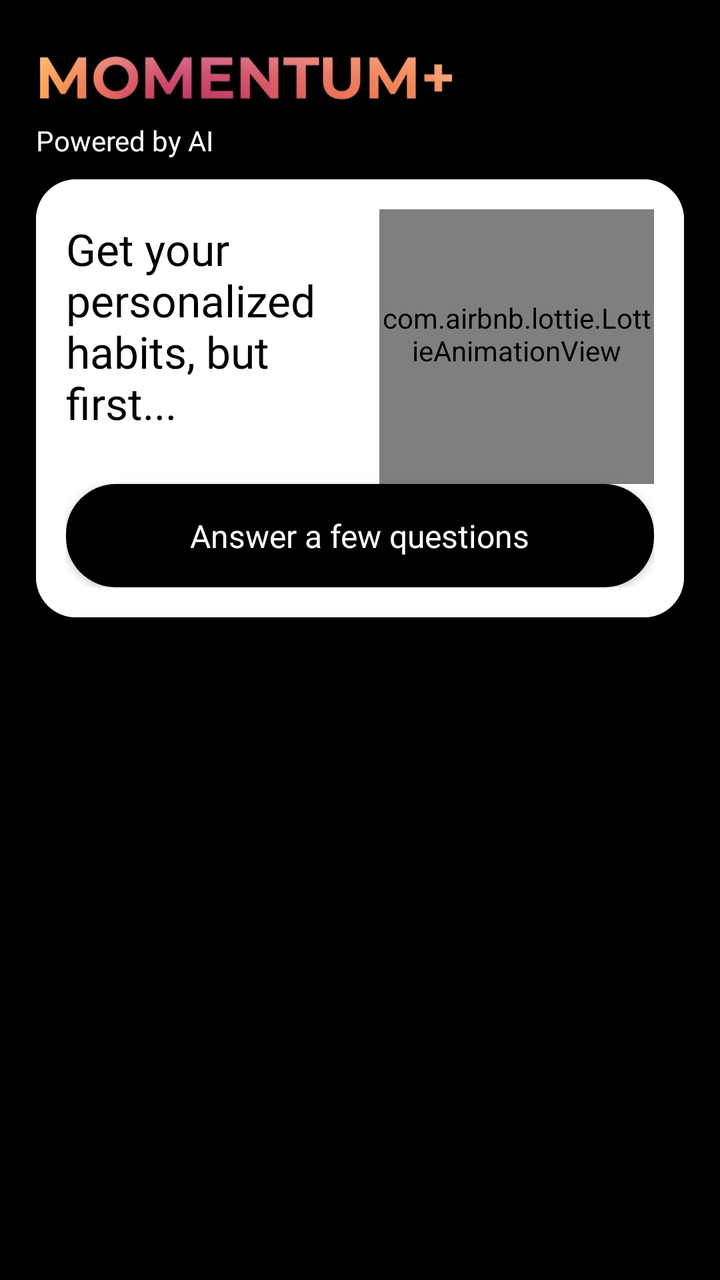
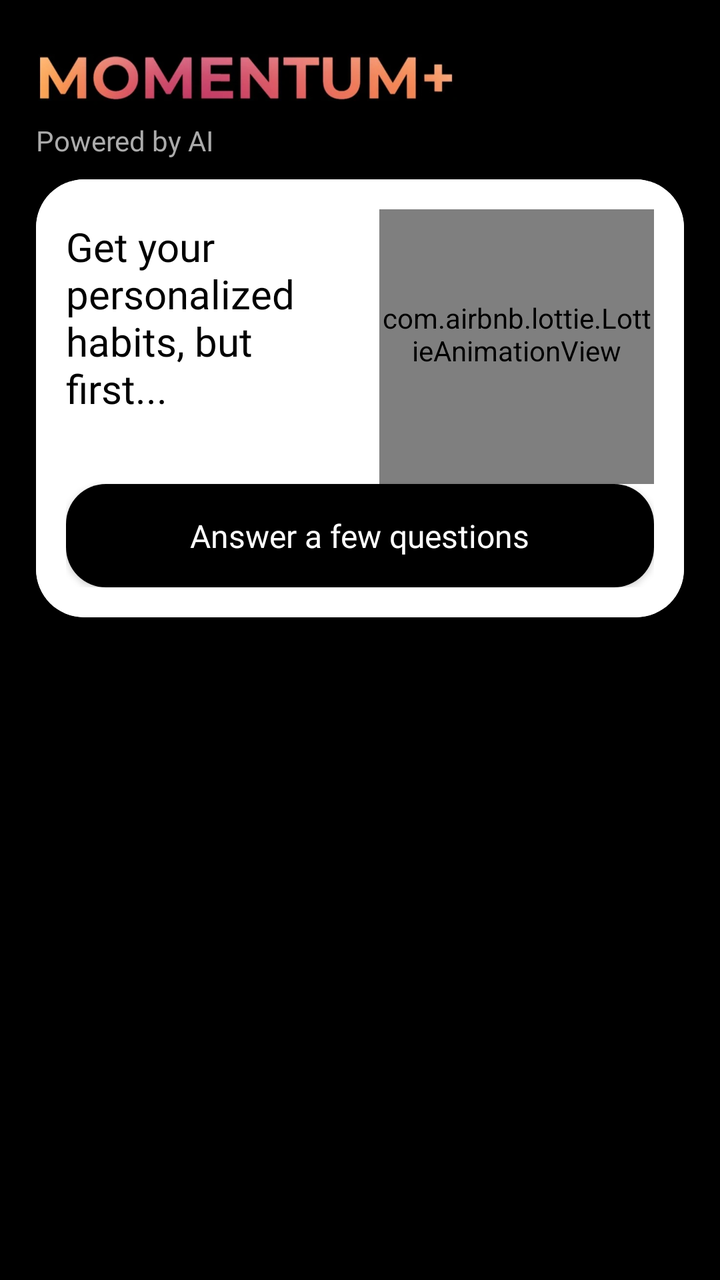

Two renders of the same Android screen: before a commit and after it. Below are the layout's source before the change and the commit's diff.
<!-- AndroidManifest.xml: application theme Theme.Habits -->
<!-- res/layout/activity_ai.xml -->
<?xml version="1.0" encoding="utf-8"?>
<RelativeLayout xmlns:android="http://schemas.android.com/apk/res/android"
    xmlns:app="http://schemas.android.com/apk/res-auto"
    xmlns:tools="http://schemas.android.com/tools"
    android:id="@+id/main"
    android:layout_width="match_parent"
    android:layout_height="match_parent"
    android:background="@color/black"
    tools:context=".AiActivity">

    <com.airbnb.lottie.LottieAnimationView
        android:id="@+id/loading"
        android:layout_width="match_parent"
        android:layout_height="150dp"
        android:visibility="gone"
        android:layout_centerInParent="true"
        app:lottie_autoPlay="true"
        app:lottie_loop="true"
        app:lottie_rawRes="@raw/lottie_load" />

    <ScrollView
        android:layout_width="match_parent"
        android:layout_height="wrap_content"
        android:scrollbars="none">

        <RelativeLayout
            android:layout_width="match_parent"
            android:layout_height="wrap_content">

            <ImageView
                android:id="@+id/img"
                android:layout_width="250dp"
                android:layout_height="90dp"
                android:layout_marginTop="-5dp"
                android:src="@drawable/momentum" />

            <TextView
                android:id="@+id/ai_txt"
                android:layout_width="wrap_content"
                android:layout_height="wrap_content"
                android:layout_below="@id/img"
                android:layout_marginStart="18dp"
                android:layout_marginTop="-25dp"
                android:fontFamily="@font/google_sans_regular"
                android:text="Powered by AI"
                android:textColor="@color/white" />

            
            <com.google.android.material.card.MaterialCardView
                android:id="@+id/questions_card"
                android:layout_width="match_parent"
                android:layout_height="wrap_content"
                android:layout_below="@id/ai_txt"
                android:layout_marginHorizontal="18dp"
                android:layout_marginTop="10dp"
                android:visibility="visible"
                app:cardCornerRadius="20dp">

                <LinearLayout
                    android:layout_width="match_parent"
                    android:layout_height="match_parent"
                    android:background="@color/white"
                    android:orientation="vertical"
                    android:padding="15dp">

                    <LinearLayout
                        android:layout_width="match_parent"
                        android:layout_height="wrap_content"
                        android:background="@color/white"
                        android:orientation="horizontal"
                        android:weightSum="2">

                        <TextView
                            android:layout_width="match_parent"
                            android:layout_height="wrap_content"
                            android:layout_marginTop="5dp"
                            android:layout_marginEnd="10dp"
                            android:layout_weight="1.1"
                            android:fontFamily="@font/google_sans_regular"
                            android:text="Get your personalized habits, but first..."
                            android:textColor="@color/black"
                            android:textSize="22sp" />

                        <com.airbnb.lottie.LottieAnimationView
                            android:layout_width="250dp"
                            android:layout_height="150dp"
                            android:layout_marginTop="-13dp"
                            android:layout_weight="0.9"
                            app:lottie_autoPlay="true"
                            app:lottie_loop="true"
                            app:lottie_rawRes="@raw/ai_robot" />

                    </LinearLayout>

                    <com.google.android.material.card.MaterialCardView
                        android:id="@+id/answer_btn"
                        android:layout_width="match_parent"
                        android:layout_height="wrap_content"
                        app:cardCornerRadius="25dp">

                        <RelativeLayout
                            android:layout_width="match_parent"
                            android:layout_height="match_parent"
                            android:background="@color/black"
                            android:gravity="center"
                            android:padding="15dp">

                            <TextView
                                android:layout_width="wrap_content"
                                android:layout_height="wrap_content"
                                android:fontFamily="@font/google_sans_regular"
                                android:text="Answer a few questions"
                                android:textColor="@color/white"
                                android:textSize="16sp" />

                        </RelativeLayout>

                    </com.google.android.material.card.MaterialCardView>

                </LinearLayout>

            </com.google.android.material.card.MaterialCardView>

            
            <LinearLayout
                android:id="@+id/free_prompt_layout"
                android:layout_width="match_parent"
                android:layout_height="wrap_content"
                android:layout_below="@id/questions_card"
                android:layout_marginHorizontal="18dp"
                android:layout_marginTop="15dp"
                android:orientation="vertical"
                android:visibility="gone">

                <TextView
                    android:layout_width="wrap_content"
                    android:layout_height="wrap_content"
                    android:fontFamily="@font/google_sans_regular"
                    android:text="Or just describe what you want to work on"
                    android:textColor="@color/white"
                    android:textSize="16sp" />

                <com.google.android.material.textfield.TextInputLayout
                    android:layout_width="match_parent"
                    android:layout_height="wrap_content"
                    android:layout_marginTop="10dp">

                    <com.google.android.material.textfield.TextInputEditText
                        android:id="@+id/free_prompt_input"
                        android:layout_width="match_parent"
                        android:layout_height="wrap_content"
                        android:fontFamily="@font/google_sans_regular"
                        android:gravity="top"
                        android:hint="e.g. I want to be healthier and more focused"
                        android:inputType="textMultiLine"
                        android:minLines="3"
                        android:textColor="@color/white"
                        android:textColorHint="@color/secondary_text"
                        android:textSize="16sp" />

                </com.google.android.material.textfield.TextInputLayout>

                <com.google.android.material.card.MaterialCardView
                    android:id="@+id/generate_btn"
                    android:layout_width="match_parent"
                    android:layout_height="wrap_content"
                    android:layout_marginTop="10dp"
                    app:cardCornerRadius="25dp">

                    <RelativeLayout
                        android:layout_width="match_parent"
                        android:layout_height="match_parent"
                        android:background="@color/white"
                        android:gravity="center"
                        android:padding="15dp">

                        <TextView
                            android:layout_width="wrap_content"
                            android:layout_height="wrap_content"
                            android:fontFamily="@font/google_sans_regular"
                            android:text="Suggest habits"
                            android:textColor="@color/black"
                            android:textSize="16sp" />

                    </RelativeLayout>

                </com.google.android.material.card.MaterialCardView>

            </LinearLayout>

            <LinearLayout
                android:id="@+id/reply_layout"
                android:layout_width="match_parent"
                android:layout_height="wrap_content"
                android:layout_below="@id/free_prompt_layout"
                android:layout_marginHorizontal="20dp"
                android:layout_marginTop="10dp"
                android:orientation="vertical"
                android:visibility="gone">

                <TextView
                    android:layout_width="wrap_content"
                    android:layout_height="wrap_content"
                    android:fontFamily="@font/google_sans_bold"
                    android:text="AI Recommended Habits"
                    android:textColor="@color/white"
                    android:textSize="16sp" />

                <androidx.recyclerview.widget.RecyclerView
                    android:id="@+id/ai_reply_rv"
                    android:layout_width="match_parent"
                    android:layout_height="wrap_content"
                    android:layout_marginTop="10dp" />

                <com.google.android.material.card.MaterialCardView
                    android:id="@+id/add_to_habits_card"
                    android:layout_width="match_parent"
                    android:layout_height="wrap_content"
                    android:layout_marginTop="10dp"
                    app:cardCornerRadius="32dp">

                    <RelativeLayout
                        android:layout_width="match_parent"
                        android:layout_height="match_parent"
                        android:background="@color/white"
                        android:gravity="center"
                        android:paddingHorizontal="15dp"
                        android:paddingVertical="18dp">

                        <TextView
                            android:layout_width="wrap_content"
                            android:layout_height="wrap_content"
                            android:fontFamily="@font/google_sans_regular"
                            android:text="Add to habits"
                            android:textColor="@color/black"
                            android:textSize="20sp" />

                    </RelativeLayout>

                </com.google.android.material.card.MaterialCardView>

                <TextView
                    android:layout_width="wrap_content"
                    android:layout_height="wrap_content"
                    android:layout_gravity="center_horizontal"
                    android:layout_marginTop="5dp"
                    android:fontFamily="@font/google_sans_regular"
                    android:text="Or tap each habit to add them"
                    android:textColor="@color/white"
                    android:textSize="15sp" />

                <com.google.android.material.card.MaterialCardView
                    android:id="@+id/clear_btn"
                    android:layout_width="match_parent"
                    android:layout_height="wrap_content"
                    android:layout_marginHorizontal="20dp"
                    android:layout_marginTop="10dp"
                    app:cardCornerRadius="25dp">

                    <RelativeLayout
                        android:layout_width="match_parent"
                        android:layout_height="match_parent"
                        android:background="@color/streak_yellow"
                        android:gravity="center"
                        android:padding="15dp">

                        <TextView
                            android:layout_width="wrap_content"
                            android:layout_height="wrap_content"
                            android:fontFamily="@font/google_sans_regular"
                            android:text="Clear all"
                            android:textColor="@color/black"
                            android:textSize="15sp" />

                    </RelativeLayout>

                </com.google.android.material.card.MaterialCardView>

            </LinearLayout>

        </RelativeLayout>

    </ScrollView>

</RelativeLayout>
<!-- resources referenced by this layout -->
<resources>
  <color name="black">#FF000000</color>
  <color name="secondary_text">#ABABAB</color>
  <color name="streak_yellow">#fff4b2</color>
  <color name="white">#FFFFFFFF</color>
  <!-- drawable momentum: webp bitmap (drawable, 7662 bytes) -->
  <style name="Theme.Habits" parent="Base.Theme.Habits" />
  <style name="Base.Theme.Habits" parent="Theme.Material3.DayNight.NoActionBar">
          
          
          <item name="materialCardViewStyle">@style/Widget.Momentum.Card</item>
      </style>
  <style name="Widget.Momentum.Card" parent="Widget.Material3.CardView.Elevated">
          <item name="cardBackgroundColor">#FFFFFFFF</item>
          <item name="cardElevation">2dp</item>
      </style>
</resources>

<!-- the commit's change to res/layout/activity_ai.xml (unified diff, before → after) -->
@@ -43,7 +43,8 @@
                 android:layout_marginTop="-25dp"
                 android:fontFamily="@font/google_sans_regular"
                 android:text="Powered by AI"
-                android:textColor="@color/white" />
+                android:textColor="@color/secondary_text"
+                android:textSize="14sp" />
 
             
             <com.google.android.material.card.MaterialCardView
@@ -54,7 +55,8 @@
                 android:layout_marginHorizontal="18dp"
                 android:layout_marginTop="10dp"
                 android:visibility="visible"
-                app:cardCornerRadius="20dp">
+                android:foreground="?attr/selectableItemBackground"
+                app:cardCornerRadius="24dp">
 
                 <LinearLayout
                     android:layout_width="match_parent"
@@ -79,7 +81,7 @@
                             android:fontFamily="@font/google_sans_regular"
                             android:text="Get your personalized habits, but first..."
                             android:textColor="@color/black"
-                            android:textSize="22sp" />
+                            android:textSize="20sp" />
 
                         <com.airbnb.lottie.LottieAnimationView
                             android:layout_width="250dp"
@@ -96,7 +98,9 @@
                         android:id="@+id/answer_btn"
                         android:layout_width="match_parent"
                         android:layout_height="wrap_content"
-                        app:cardCornerRadius="25dp">
+                        android:clickable="false"
+                        android:focusable="false"
+                        app:cardCornerRadius="20dp">
 
                         <RelativeLayout
                             android:layout_width="match_parent"
@@ -137,13 +141,20 @@
                     android:layout_height="wrap_content"
                     android:fontFamily="@font/google_sans_regular"
                     android:text="Or just describe what you want to work on"
-                    android:textColor="@color/white"
-                    android:textSize="16sp" />
+                    android:textColor="@color/secondary_text"
+                    android:textSize="15sp" />
 
                 <com.google.android.material.textfield.TextInputLayout
                     android:layout_width="match_parent"
                     android:layout_height="wrap_content"
-                    android:layout_marginTop="10dp">
+                    android:layout_marginTop="10dp"
+                    style="@style/Widget.Material3.TextInputLayout.OutlinedBox"
+                    app:boxBackgroundColor="@color/dark_grey"
+                    app:boxCornerRadiusTopStart="16dp"
+                    app:boxCornerRadiusTopEnd="16dp"
+                    app:boxCornerRadiusBottomStart="16dp"
+                    app:boxCornerRadiusBottomEnd="16dp"
+                    app:hintTextColor="@color/secondary_text">
 
                     <com.google.android.material.textfield.TextInputEditText
                         android:id="@+id/free_prompt_input"
@@ -165,7 +176,10 @@
                     android:layout_width="match_parent"
                     android:layout_height="wrap_content"
                     android:layout_marginTop="10dp"
-                    app:cardCornerRadius="25dp">
+                    android:clickable="true"
+                    android:focusable="true"
+                    android:foreground="?attr/selectableItemBackground"
+                    app:cardCornerRadius="20dp">
 
                     <RelativeLayout
                         android:layout_width="match_parent"
@@ -217,7 +231,10 @@
                     android:layout_width="match_parent"
                     android:layout_height="wrap_content"
                     android:layout_marginTop="10dp"
-                    app:cardCornerRadius="32dp">
+                    android:clickable="true"
+                    android:focusable="true"
+                    android:foreground="?attr/selectableItemBackground"
+                    app:cardCornerRadius="20dp">
 
                     <RelativeLayout
                         android:layout_width="match_parent"
@@ -231,9 +248,9 @@
                             android:layout_width="wrap_content"
                             android:layout_height="wrap_content"
                             android:fontFamily="@font/google_sans_regular"
-                            android:text="Add to habits"
-                            android:textColor="@color/black"
-                            android:textSize="20sp" />
+                                android:text="Add to habits"
+                                android:textColor="@color/black"
+                                android:textSize="18sp" />
 
                     </RelativeLayout>
 
@@ -246,8 +263,8 @@
                     android:layout_marginTop="5dp"
                     android:fontFamily="@font/google_sans_regular"
                     android:text="Or tap each habit to add them"
-                    android:textColor="@color/white"
-                    android:textSize="15sp" />
+                    android:textColor="@color/secondary_text"
+                    android:textSize="14sp" />
 
                 <com.google.android.material.card.MaterialCardView
                     android:id="@+id/clear_btn"
@@ -255,7 +272,10 @@
                     android:layout_height="wrap_content"
                     android:layout_marginHorizontal="20dp"
                     android:layout_marginTop="10dp"
-                    app:cardCornerRadius="25dp">
+                    android:clickable="true"
+                    android:focusable="true"
+                    android:foreground="?attr/selectableItemBackground"
+                    app:cardCornerRadius="16dp">
 
                     <RelativeLayout
                         android:layout_width="match_parent"
<!-- resource entries referenced after the edit -->
@@ -1,6 +1,7 @@
 <!-- resources referenced by this layout -->
 <resources>
   <color name="black">#FF000000</color>
+  <color name="dark_grey">#313131</color>
   <color name="secondary_text">#ABABAB</color>
   <color name="streak_yellow">#fff4b2</color>
   <color name="white">#FFFFFFFF</color>
